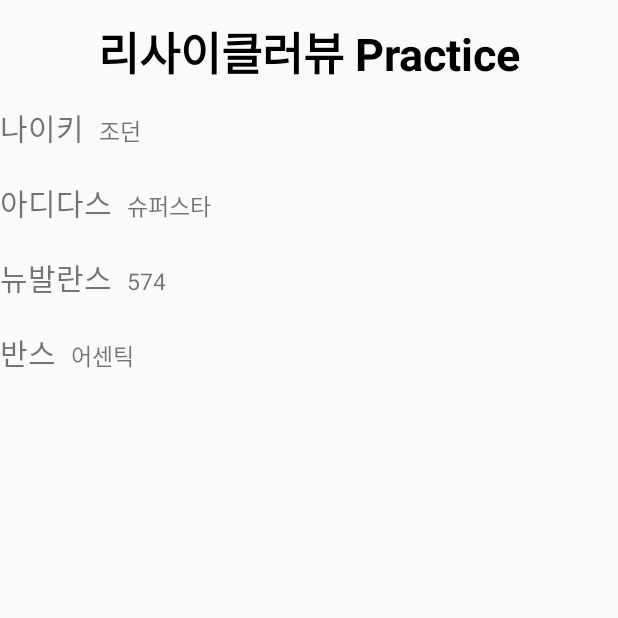
After one commit to pyowonsik/android_playground, an Android app: the RecyclerViewPracticeActivity screen opened directly, with no data from a screen before it, on a phone screen of 412 x 824 dp, the top half of it. The commit adds this screen. Run offline under Robolectric (Android 15) with nearby library versions, the phone set to English and light mode, and no system bars.

Commit message:
feat : RecyclerView

```diff
--- a/app/src/main/AndroidManifest.xml
+++ b/app/src/main/AndroidManifest.xml
@@ -12,6 +12,9 @@
         android:supportsRtl="true"
         android:theme="@style/Theme.Android_playground"
         tools:targetApi="31">
+        <activity
+            android:name=".recyclerview.RecyclerViewPracticeActivity"
+            android:exported="false" />
         <activity
             android:name=".ListViewPracticeActivity"
             android:exported="false" />
--- a/app/src/main/java/com/wspyo/android_playground/MainActivity.kt
+++ b/app/src/main/java/com/wspyo/android_playground/MainActivity.kt
@@ -9,6 +9,7 @@ import androidx.activity.enableEdgeToEdge
 import androidx.appcompat.app.AppCompatActivity
 import androidx.core.view.ViewCompat
 import androidx.core.view.WindowInsetsCompat
+import com.wspyo.android_playground.recyclerview.RecyclerViewPracticeActivity
 
 class MainActivity : AppCompatActivity() {
     override fun onCreate(savedInstanceState: Bundle?) {
@@ -37,6 +38,10 @@ class MainActivity : AppCompatActivity() {
             startActivity(Intent(this,ListViewPracticeActivity::class.java))
         }
 
+        findViewById<Button>(R.id.recyclerViewBtn).setOnClickListener{
+            startActivity(Intent(this,RecyclerViewPracticeActivity::class.java))
+        }
+
 
     }
 }
--- /dev/null
+++ b/app/src/main/java/com/wspyo/android_playground/recyclerview/RVAdapter.kt
@@ -0,0 +1,44 @@
+package com.wspyo.android_playground.recyclerview
+
+import android.content.Context
+import android.view.LayoutInflater
+import android.view.View
+import android.view.ViewGroup
+import android.widget.TextView
+import android.widget.Toast
+import androidx.recyclerview.widget.RecyclerView
+import com.wspyo.android_playground.ListViewModel
+import com.wspyo.android_playground.R
+
+class RVAdapter(val items : MutableList<ListViewModel>,context : Context) : RecyclerView.Adapter<RVAdapter.ViewHolder>(){
+
+    private val context : Context = context
+    override fun onCreateViewHolder(parent: ViewGroup, viewType: Int): RVAdapter.ViewHolder {
+        val view = LayoutInflater.from(parent.context).inflate(R.layout.rv_item,parent,false)
+        return ViewHolder(view)
+    }
+
+
+    override fun getItemCount(): Int {
+        return items.size
+    }
+
+    override fun onBindViewHolder(holder: RVAdapter.ViewHolder, position: Int) {
+        holder.bindItems(items[position])
+    }
+
+    inner class ViewHolder(itemView : View) : RecyclerView.ViewHolder(itemView) {
+        fun bindItems(item:ListViewModel){
+            val title = itemView.findViewById<TextView>(R.id.itemTitle)
+            val content = itemView.findViewById<TextView>(R.id.itemContent)
+
+            itemView.setOnClickListener{
+                Toast.makeText(context,"${item.title.toString()} : ${item.content.toString()}",Toast.LENGTH_LONG).show()
+            }
+
+            title.text = item.title
+            content.text = item.content
+
+        }
+    }
+}
--- /dev/null
+++ b/app/src/main/java/com/wspyo/android_playground/recyclerview/RecyclerViewPracticeActivity.kt
@@ -0,0 +1,36 @@
+package com.wspyo.android_playground.recyclerview
+
+import android.os.Bundle
+import androidx.activity.enableEdgeToEdge
+import androidx.appcompat.app.AppCompatActivity
+import androidx.core.view.ViewCompat
+import androidx.core.view.WindowInsetsCompat
+import androidx.recyclerview.widget.LinearLayoutManager
+import androidx.recyclerview.widget.RecyclerView
+import com.wspyo.android_playground.ListViewModel
+import com.wspyo.android_playground.R
+
+class RecyclerViewPracticeActivity : AppCompatActivity() {
+    override fun onCreate(savedInstanceState: Bundle?) {
+        super.onCreate(savedInstanceState)
+        enableEdgeToEdge()
+        setContentView(R.layout.activity_recycler_view_practice)
+        ViewCompat.setOnApplyWindowInsetsListener(findViewById(R.id.main)) { v, insets ->
+            val systemBars = insets.getInsets(WindowInsetsCompat.Type.systemBars())
+            v.setPadding(systemBars.left, systemBars.top, systemBars.right, systemBars.bottom)
+            insets
+        }
+
+        val items = mutableListOf<ListViewModel>()
+        items.add(ListViewModel("나이키","조던"))
+        items.add(ListViewModel("아디다스","슈퍼스타"))
+        items.add(ListViewModel("뉴발란스","574"))
+        items.add(ListViewModel("반스","어센틱"))
+
+        val rv : RecyclerView  = findViewById(R.id.rv)
+        rv.adapter = RVAdapter(items,this)
+
+        rv.layoutManager = LinearLayoutManager(this)
+
+    }
+}
--- a/app/src/main/res/layout/activity_main.xml
+++ b/app/src/main/res/layout/activity_main.xml
@@ -44,6 +44,15 @@
         android:layout_height="wrap_content"
         app:layout_constraintTop_toBottomOf="@+id/intentBtn" />
 
+    <Button
+        android:text="recyclerView"
+        android:id="@+id/recyclerViewBtn"
+        android:layout_margin="10dp"
+        android:layout_width="match_parent"
+        android:layout_height="wrap_content"
+        app:layout_constraintTop_toBottomOf="@+id/listViewBtn" />
+
+
 
 
 </androidx.constraintlayout.widget.ConstraintLayout>
--- /dev/null
+++ b/app/src/main/res/layout/activity_recycler_view_practice.xml
@@ -0,0 +1,26 @@
+<?xml version="1.0" encoding="utf-8"?>
+<LinearLayout xmlns:android="http://schemas.android.com/apk/res/android"
+    xmlns:app="http://schemas.android.com/apk/res-auto"
+    xmlns:tools="http://schemas.android.com/tools"
+    android:id="@+id/main"
+    android:layout_width="match_parent"
+    android:layout_height="match_parent"
+    tools:context=".recyclerview.RecyclerViewPracticeActivity"
+    android:orientation="vertical">
+
+
+    <TextView
+        android:text="리사이클러뷰 Practice"
+        android:textSize="30sp"
+        android:textColor="@color/black"
+        android:textStyle="bold"
+        android:gravity="center"
+        android:layout_width="match_parent"
+        android:layout_height="70dp"/>
+
+    <androidx.recyclerview.widget.RecyclerView
+        android:id="@+id/rv"
+        android:layout_width="match_parent"
+        android:layout_height="match_parent"/>
+
+</LinearLayout>
--- /dev/null
+++ b/app/src/main/res/layout/rv_item.xml
@@ -0,0 +1,19 @@
+<?xml version="1.0" encoding="utf-8"?>
+<LinearLayout xmlns:android="http://schemas.android.com/apk/res/android"
+    android:layout_width="match_parent"
+    android:layout_height="50dp">
+    <TextView
+        android:text="title"
+        android:textSize="20sp"
+        android:id="@+id/itemTitle"
+        android:layout_width="wrap_content"
+        android:layout_height="60dp"/>
+
+    <TextView
+        android:text="content"
+        android:layout_marginLeft="10dp"
+        android:textSize="15sp"
+        android:id="@+id/itemContent"
+        android:layout_width="wrap_content"
+        android:layout_height="60dp"/>
+</LinearLayout>
```
